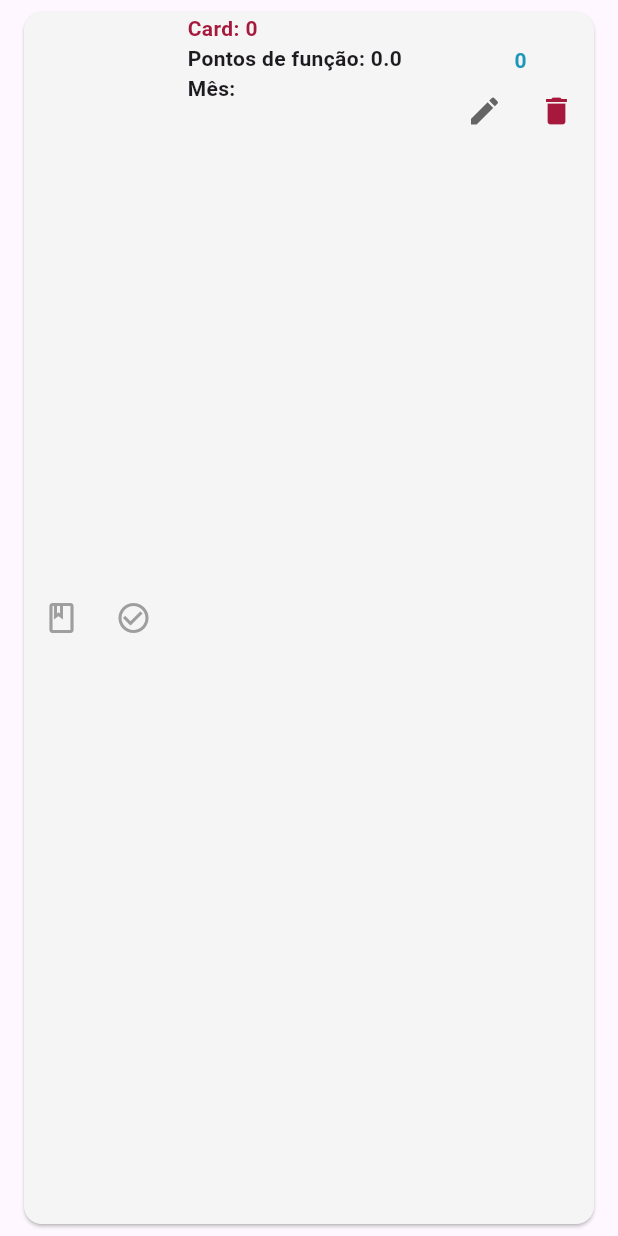
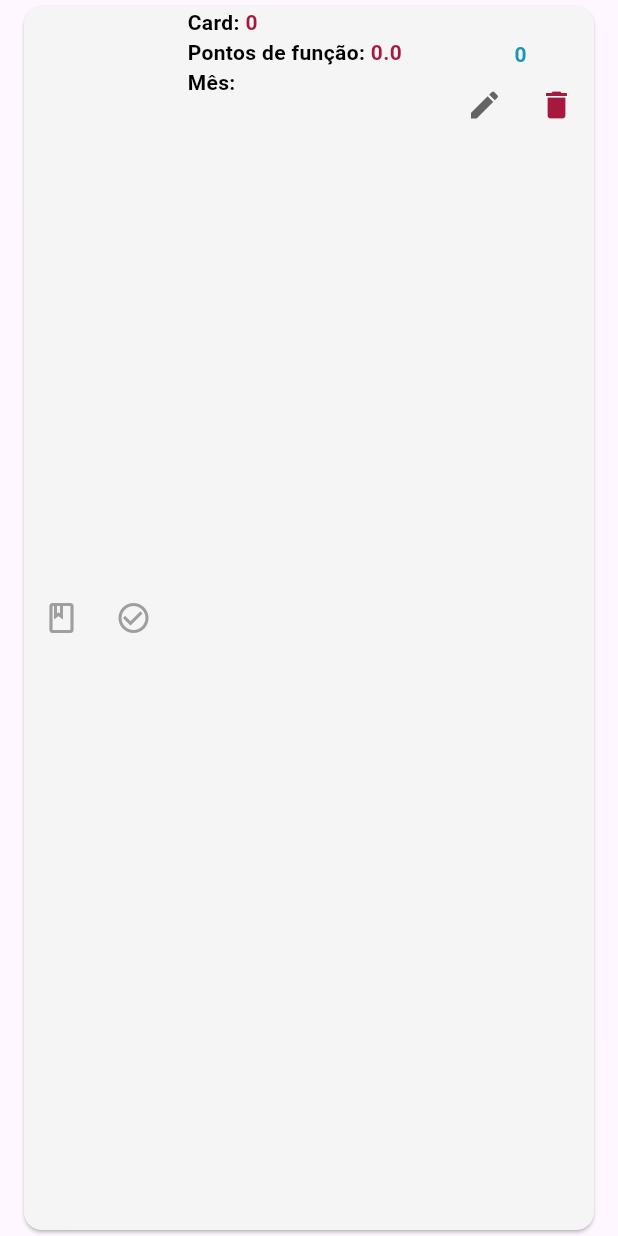
Before and after one commit to ismaelbcbnb/Entregas, a Flutter app: the ContagemCard widget shown alone on an empty page, opened directly with empty values, on a phone screen of 412 x 824 dp. Run offline on Flutter 3.47's test engine with Material 3 defaults, Android fonts, the phone set to English and light mode, and no system bars; network calls fail.

Commit message:
Versão 1.2

```diff
--- a/lib/widgets/contagem_card.dart
+++ b/lib/widgets/contagem_card.dart
@@ -65,9 +65,9 @@ class ContagemCard extends StatelessWidget {
 
     if (response.statusCode == 200 || response.statusCode == 204) {
       Navigator.of(context).pop();
-      ScaffoldMessenger.of(context).showSnackBar(
-        SnackBar(content: Text('Entrega atualizada com sucesso')),
-      );
+      ScaffoldMessenger.of(
+        context,
+      ).showSnackBar(SnackBar(content: Text('Entrega atualizada com sucesso')));
       onAtualizar();
     } else {
       ScaffoldMessenger.of(
@@ -323,7 +323,7 @@ class ContagemCard extends StatelessWidget {
   Widget build(BuildContext context) {
     return Card(
       color: Color(0xFFF5F5F5),
-      margin: EdgeInsets.symmetric(horizontal: 16, vertical: 8),
+      margin: EdgeInsets.symmetric(horizontal: 16, vertical: 4),
       child: Padding(
         padding: const EdgeInsets.all(1.0),
         child: Row(
@@ -357,20 +357,59 @@ class ContagemCard extends StatelessWidget {
               child: Column(
                 crossAxisAlignment: CrossAxisAlignment.start,
                 children: [
-                  Text(
-                    'Card: ${contagem.numCard}',
-                    style: TextStyle(
-                      color: Color(0xFFA6193C),
-                      fontWeight: FontWeight.bold,
+                  Text.rich(
+                    TextSpan(
+                      text: 'Card: ',
+                      style: TextStyle(
+                        color: Colors.black,
+                        fontWeight: FontWeight.bold,
+                      ),
+                      children: [
+                        TextSpan(
+                          text: '${contagem.numCard}',
+                          style: TextStyle(
+                            color: Color(0xFFA6193C),
+                            fontWeight: FontWeight.bold,
+                          ),
+                        ),
+                      ],
                     ),
                   ),
-                  Text(
-                    'Pontos de função: ${contagem.pontosDeFuncao}',
-                    style: TextStyle(fontWeight: FontWeight.bold),
+                  Text.rich(
+                    TextSpan(
+                      text: 'Pontos de função: ',
+                      style: TextStyle(
+                        color: Colors.black,
+                        fontWeight: FontWeight.bold,
+                      ),
+                      children: [
+                        TextSpan(
+                          text: '${contagem.pontosDeFuncao}',
+                          style: TextStyle(
+                            color: Color(0xFFA6193C),
+                            fontWeight: FontWeight.bold,
+                          ),
+                        ),
+                      ],
+                    ),
                   ),
-                  Text(
-                    'Mês: ${contagem.mes}',
-                    style: TextStyle(fontWeight: FontWeight.bold),
+                  Text.rich(
+                    TextSpan(
+                      text: 'Mês: ',
+                      style: TextStyle(
+                        color: Colors.black,
+                        fontWeight: FontWeight.bold,
+                      ),
+                      children: [
+                        TextSpan(
+                          text: '${contagem.mes}',
+                          style: TextStyle(
+                            color: Color(0xFFA6193C),
+                            fontWeight: FontWeight.bold,
+                          ),
+                        ),
+                      ],
+                    ),
                   ),
                 ],
               ),
```
Also changed, not shown: lib/screens/contagens_tab.dart (+101 -39 lines), lib/screens/home_screen.dart (+20 -20 lines), lib/screens/meses_tab.dart (+34 -21 lines).
